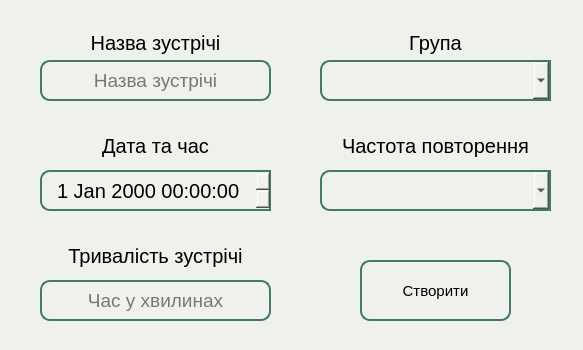
The window that studly/schedule/meetCreator.ui (MykytaKa/MVP_Studly_Product) describes before a commit, drawn with Qt 5.
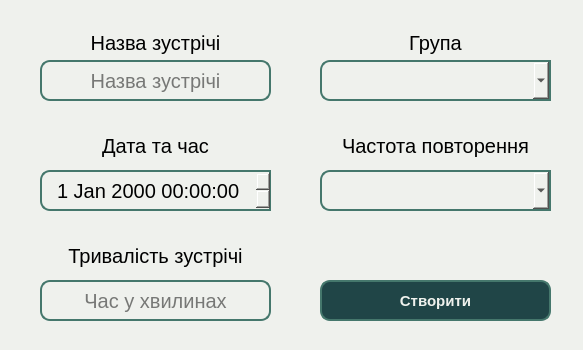
The same window after the commit.

Diff of the .ui file:
```diff
--- a/studly/schedule/meetCreator.ui
+++ b/studly/schedule/meetCreator.ui
@@ -47,7 +47,7 @@
    </property>
    <property name="font">
     <font>
-     <pointsize>14</pointsize>
+     <pointsize>15</pointsize>
     </font>
    </property>
    <property name="styleSheet">
@@ -113,15 +113,16 @@
   <widget class="QPushButton" name="createButton">
    <property name="geometry">
     <rect>
-     <x>360</x>
-     <y>260</y>
-     <width>151</width>
-     <height>61</height>
+     <x>320</x>
+     <y>280</y>
+     <width>231</width>
+     <height>41</height>
     </rect>
    </property>
    <property name="font">
     <font>
      <pointsize>11</pointsize>
+     <bold>true</bold>
      <underline>false</underline>
     </font>
    </property>
@@ -130,9 +131,11 @@
    </property>
    <property name="styleSheet">
     <string notr="true">border-radius: 10px;
-                                              border-style: solid;
-                                              border-color: rgb(69, 119, 108);
-                                              border-width: 2px;</string>
+border-style: solid;
+border-color: rgb(69, 119, 108);
+border-width: 2px;
+background-color: rgb(32, 69, 71);
+color: rgb(239, 241, 237);</string>
    </property>
    <property name="text">
     <string>Створити</string>
@@ -229,7 +232,7 @@
    </property>
    <property name="font">
     <font>
-     <pointsize>14</pointsize>
+     <pointsize>15</pointsize>
     </font>
    </property>
    <property name="styleSheet">
```
Left out of the diff: 36 changed lines with no effect on the pictures.
